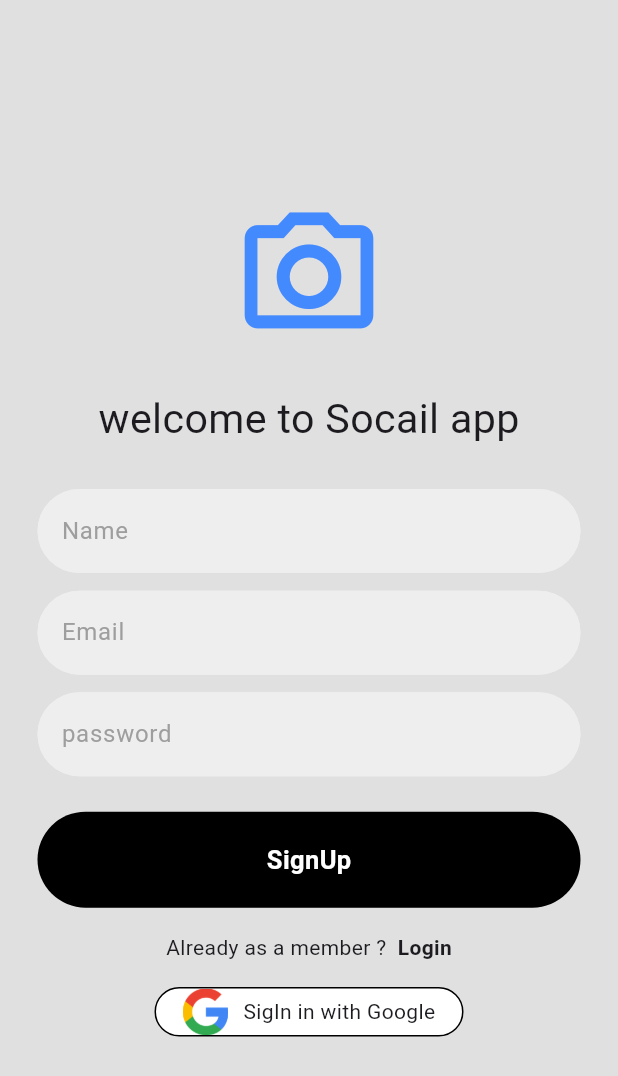
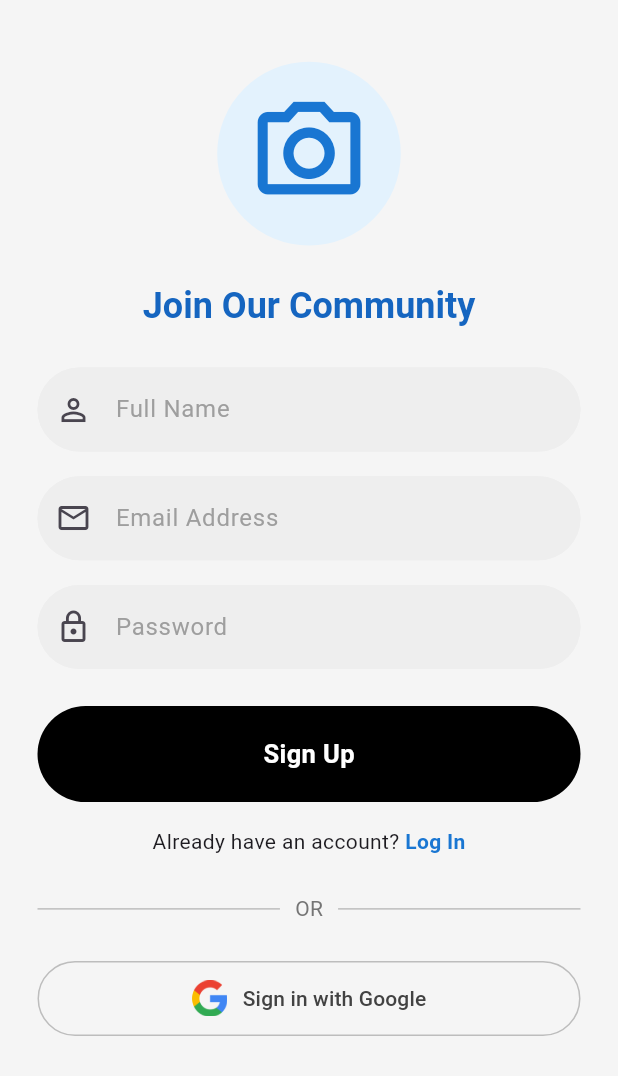
Before and after one commit to Hassan9865/Social-app, a Flutter app: the SignUpView screen opened by its route, on a phone screen of 412 x 824 dp. Shown: the top 1076 px of the screen. Run offline on Flutter 3.47's test engine with Material 3 defaults, Android fonts, the phone set to English and light mode, and no system bars; our stand-ins replace stacked, stacked_services, stacked_shared.

Commit message:
login / signup

```diff
--- a/lib/components/textfeild.dart
+++ b/lib/components/textfeild.dart
@@ -4,11 +4,14 @@ class MyTextFeid extends StatelessWidget {
   final TextEditingController controller;
   final String hintText;
   final bool obscureText;
+  final Icon? prefixIcon;
+
   const MyTextFeid(
       {super.key,
       required this.controller,
       required this.hintText,
-      required this.obscureText});
+      required this.obscureText,
+      this.prefixIcon});
 
   @override
   Widget build(BuildContext context) {
@@ -26,6 +29,7 @@ class MyTextFeid extends StatelessWidget {
         fillColor: Colors.grey[200],
         filled: true,
         hintText: hintText,
+        prefixIcon: prefixIcon,
         hintStyle: TextStyle(color: Colors.grey),
       ),
     );
--- a/lib/view/signup/signup_view.dart
+++ b/lib/view/signup/signup_view.dart
@@ -9,104 +9,180 @@ class SignUpView extends StatelessWidget {
 
   @override
   Widget build(BuildContext context) {
+    final size = MediaQuery.of(context).size;
+    final theme = Theme.of(context);
+
     return ViewModelBuilder.reactive(
       viewModelBuilder: () => SignUpViewModel(),
       builder: (context, viewModel, child) {
         return Scaffold(
           resizeToAvoidBottomInset: false,
-            backgroundColor: Colors.grey[300],
+          backgroundColor: Colors.grey[100],
           body: SafeArea(
-              child: Center(
+            child: SingleChildScrollView(
               child: Padding(
                 padding: const EdgeInsets.symmetric(horizontal: 25.0),
                 child: Column(
                   mainAxisAlignment: MainAxisAlignment.center,
                   children: [
-                      Icon(
-                        Icons.camera_alt_outlined,
-                        color: Colors.blueAccent,
-                        size: MediaQuery.of(context).size.height / 8,
-                      ),
-                      SizedBox(
-                        height: MediaQuery.of(context).size.height / 35,
-                      ),
+                    SizedBox(height: size.height * 0.05),
+                    // Logo Section
+                    _buildLogoSection(size),
+                    SizedBox(height: size.height * 0.03),
+
+                    // Title
                     Text(
-                        "welcome to Socail app",
-                        style: TextStyle(
-                          fontSize: MediaQuery.of(context).size.height / 30,
+                      "Join Our Community",
+                      style: theme.textTheme.headlineSmall?.copyWith(
+                        fontWeight: FontWeight.bold,
+                        color: Colors.blue[800],
                       ),
                     ),
-                      SizedBox(
-                        height: MediaQuery.of(context).size.height / 30,
+                    SizedBox(height: size.height * 0.03),
+
+                    // Form Section
+                    _buildSignupForm(viewModel, size, theme),
+                    SizedBox(height: size.height * 0.03),
+
+                    // Sign Up Button
+                    MyButton(
+                      onTap: () {},
+                      text: "Sign Up",
                     ),
-                      MyTextFeid(
-                          controller: viewModel.namecontroller,
-                          hintText: "Name",
-                          obscureText: false),
-                      SizedBox(
-                        height: MediaQuery.of(context).size.height / 70,
-                      ),
-                      MyTextFeid(
-                          controller: viewModel.emailcontroller,
-                          hintText: "Email",
-                          obscureText: false),
-                      SizedBox(
-                        height: MediaQuery.of(context).size.height / 70,
-                      ),
-                      MyTextFeid(
-                          controller: viewModel.passwordcontroller,
-                          hintText: "password",
-                          obscureText: true),
-                      SizedBox(
-                        height: MediaQuery.of(context).size.height / 35,
-                      ),
-                      MyButton(onTap: () {}, text: "SignUp"),
-                      SizedBox(
-                        height: MediaQuery.of(context).size.height / 50,
-                      ),
+                    SizedBox(height: size.height * 0.02),
+
                     Row(
                       mainAxisAlignment: MainAxisAlignment.center,
                       children: [
-                          const Text("Already as a member ?  "),
+                        Text("Already have an account? "),
                         GestureDetector(
-                            onTap: () {
-                              viewModel.navigateToLogin();
-                            },
-                            child: const Text(
-                              "Login",
-                              style: TextStyle(fontWeight: FontWeight.bold),
+                          onTap: viewModel.navigateToLogin,
+                          child: Text(
+                            "Log In",
+                            style: TextStyle(
+                              fontWeight: FontWeight.bold,
+                              color: Colors.blue[700],
                             ),
-                          )
+                          ),
+                        ),
                       ],
                     ),
-                      SizedBox(
-                        height: MediaQuery.of(context).size.height / 50,
-                      ),
-                      Container(
-                        height: MediaQuery.of(context).size.height / 25,
-                        width: MediaQuery.of(context).size.width / 2,
-                        decoration: BoxDecoration(
-                          border: Border.all(color: Colors.black),
-                          color: Colors.white,
-                          borderRadius: BorderRadius.circular(20),
-                        ),
-                        child: Row(
-                          mainAxisAlignment: MainAxisAlignment.center,
-                          children: [
-                            Image.asset("assets/images/google.png"),
-                            SizedBox(
-                              width: 10,
-                            ),
-                            Text("SigIn in with Google"),
-                          ],
-                        ),
-                      )
+
+                    SizedBox(height: size.height * 0.03),
+
+                    _buildDivider(),
+                    SizedBox(height: size.height * 0.03),
+
+                    _buildGoogleSignIn(size),
+                    SizedBox(height: size.height * 0.05),
                   ],
                 ),
               ),
             ),
           ),
         );
-        });
+      },
+    );
+  }
+
+  Widget _buildLogoSection(Size size) {
+    return Container(
+      padding: EdgeInsets.all(20),
+      decoration: BoxDecoration(
+        color: Colors.blue[50],
+        shape: BoxShape.circle,
+      ),
+      child: Icon(
+        Icons.camera_alt_outlined,
+        color: Colors.blue[700],
+        size: size.height * 0.1,
+      ),
+    );
+  }
+
+  Widget _buildSignupForm(
+      SignUpViewModel viewModel, Size size, ThemeData theme) {
+    return Column(
+      children: [
+        MyTextFeid(
+          controller: viewModel.namecontroller,
+          hintText: "Full Name",
+          obscureText: false,
+          prefixIcon: Icon(Icons.person_outline),
+        ),
+        SizedBox(height: size.height * 0.02),
+        MyTextFeid(
+          controller: viewModel.emailcontroller,
+          hintText: "Email Address",
+          obscureText: false,
+          prefixIcon: Icon(Icons.email_outlined),
+        ),
+        SizedBox(height: size.height * 0.02),
+        MyTextFeid(
+          controller: viewModel.passwordcontroller,
+          hintText: "Password",
+          obscureText: true,
+          prefixIcon: Icon(Icons.lock_outline),
+        ),
+      ],
+    );
+  }
+
+  Widget _buildDivider() {
+    return Row(
+      children: [
+        Expanded(
+          child: Divider(
+            thickness: 1,
+            color: Colors.grey[400],
+          ),
+        ),
+        Padding(
+          padding: const EdgeInsets.symmetric(horizontal: 10),
+          child: Text(
+            "OR",
+            style: TextStyle(color: Colors.grey[600]),
+          ),
+        ),
+        Expanded(
+          child: Divider(
+            thickness: 1,
+            color: Colors.grey[400],
+          ),
+        ),
+      ],
+    );
+  }
+
+  Widget _buildGoogleSignIn(Size size) {
+    return OutlinedButton(
+      onPressed: () {},
+      style: OutlinedButton.styleFrom(
+        padding: EdgeInsets.symmetric(vertical: 12),
+        minimumSize: Size(size.width * 0.7, 50),
+        side: BorderSide(color: Colors.grey[400]!),
+        shape: RoundedRectangleBorder(
+          borderRadius: BorderRadius.circular(25),
+        ),
+      ),
+      child: Row(
+        mainAxisAlignment: MainAxisAlignment.center,
+        children: [
+          Image.asset(
+            "assets/images/google.png",
+            height: 24,
+            width: 24,
+          ),
+          SizedBox(width: 10),
+          Text(
+            "Sign in with Google",
+            style: TextStyle(
+              color: Colors.grey[800],
+              fontWeight: FontWeight.w500,
+            ),
+          ),
+        ],
+      ),
+    );
   }
 }
```
Also changed, not shown: lib/view/login/login_view.dart (+141 -68 lines). Lines whose indentation alone changed are shown as unchanged.
